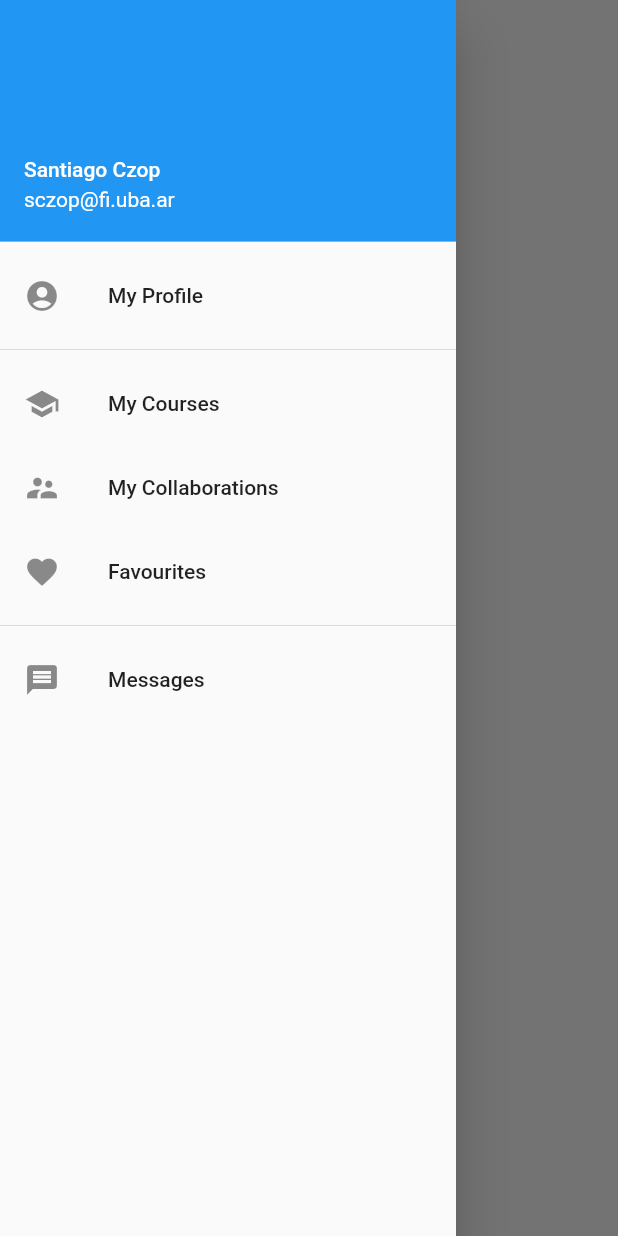
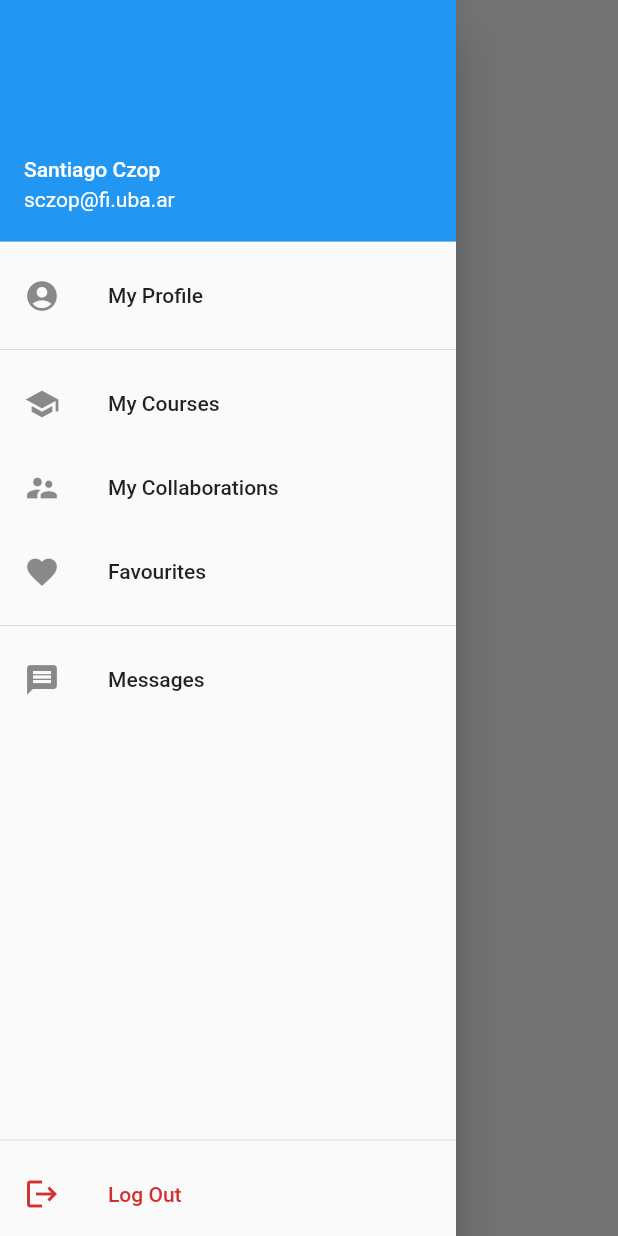
Before and after one commit to fiubademy/FrontUbademy, a Flutter app: the HomePage screen opened directly, with the side drawer open, on a phone screen of 412 x 824 dp. Run offline on Flutter 3.47's test engine with Material 2 defaults, Android fonts, the phone set to English and light mode, and no system bars; our stand-ins replace flutter_signin_button, material_floating_search_bar.

Commit message:
[ADD] - Added log out button without functionality on drawer

```diff
--- a/fiubademy/lib/src/home.dart
+++ b/fiubademy/lib/src/home.dart
@@ -28,21 +28,22 @@ Widget buildExpandableBody(BuildContext context) {
       color: Colors.white,
       child: ElevatedButton(
         onPressed: () {
-        Provider.of<Auth>(context, listen:false).deleteToken();
+          Provider.of<Auth>(context, listen: false).deleteToken();
         },
-      child: Text('Erase Token'),)
-  );
+        child: Text('Erase Token'),
+      ));
 }
 
 Widget buildDrawer(BuildContext context) {
   return Drawer(
+    child: Column(
+      children: [
+        Expanded(
           child: ListView(
-      padding: EdgeInsets.zero,
-      children: <Widget>[
+            children: [
               const UserAccountsDrawerHeader(
                   accountName: Text('Santiago Czop'),
-          accountEmail: Text('sczop@fi.uba.ar')
-        ),
+                  accountEmail: Text('sczop@fi.uba.ar')),
               ListTile(
                 leading: Icon(Icons.account_circle),
                 title: Text('My Profile'),
@@ -82,5 +83,14 @@ Widget buildDrawer(BuildContext context) {
               ),
             ],
           ),
+        ),
+        const Divider(),
+        ListTile(
+          onTap: () {},
+          leading: Icon(Icons.logout, color: Colors.red[700]),
+          title: Text('Log Out', style: TextStyle(color: Colors.red[700])),
+        ),
+      ],
+    ),
   );
 }
```
Lines whose indentation alone changed are shown as unchanged.
